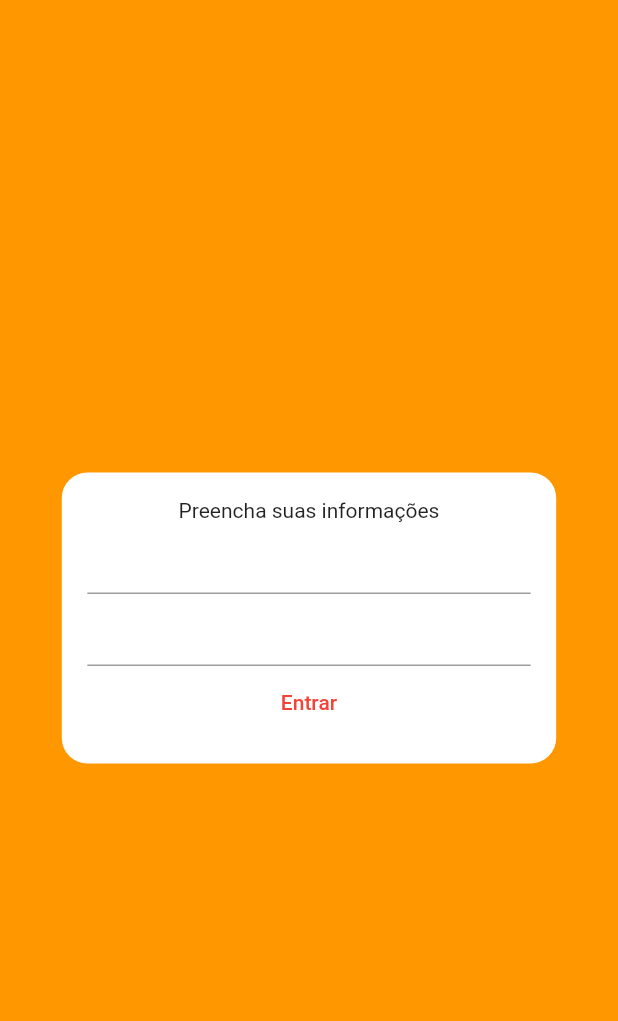
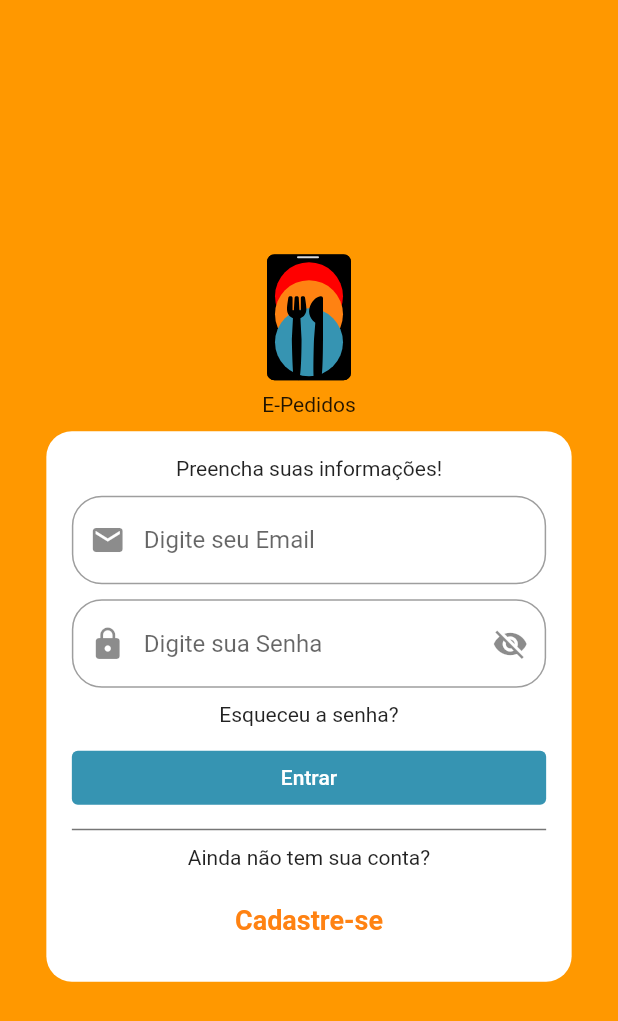
Before and after one commit to Reactweb23/e_pedidos, a Flutter app: the screen it shows after launch, on a phone screen of 412 x 824 dp. Shown: the top 1021 px of the screen. Run offline on Flutter 3.47's test engine with Material 2 defaults, Android fonts, the light colour scheme and no system bars; our stand-ins replace flutter_svg.

Commit message:
feat: created page login

```diff
--- a/lib/pages/login_page.dart
+++ b/lib/pages/login_page.dart
@@ -1,4 +1,5 @@
 import 'package:flutter/material.dart';
+import 'package:flutter_svg/flutter_svg.dart';
 
 class LoginPage extends StatefulWidget {
   const LoginPage({super.key});
@@ -8,6 +9,8 @@ class LoginPage extends StatefulWidget {
 }
 
 class _LoginPageState extends State<LoginPage> {
+  bool isObscureText = true;
+
   @override
   Widget build(BuildContext context) {
     return SafeArea(
@@ -16,28 +19,106 @@ class _LoginPageState extends State<LoginPage> {
             body: ConstrainedBox(
                 constraints: const BoxConstraints.expand(),
                 child: Column(
-              mainAxisAlignment: MainAxisAlignment.spaceEvenly,
+                    mainAxisAlignment: MainAxisAlignment.center,
                     crossAxisAlignment: CrossAxisAlignment.center,
                     children: [
+                      SvgPicture.asset("lib/assets/logo.svg"),
+                      const Text("E-Pedidos"),
+                      const SizedBox(
+                        height: 10,
+                      ),
                       Container(
-                  width: MediaQuery.of(context).size.width * 0.8,
+                        width: MediaQuery.of(context).size.width * 0.85,
                         padding: const EdgeInsets.all(17),
                         decoration: const BoxDecoration(
-                    borderRadius:  BorderRadius.all(Radius.circular(17)),
-                    color: Colors.white
-                  ),
+                            borderRadius: BorderRadius.all(Radius.circular(17)),
+                            color: Colors.white),
                         child: Column(
                           children: [
-                      const Text('Preencha suas informações'),
-                      const TextField(),
-                      const TextField(),
-                      TextButton(onPressed: () {}, child: const Text('Entrar'))
+                            const Text('Preencha suas informações!'),
+                            const SizedBox(
+                              height: 10,
+                            ),
+                            const TextField(
+                              decoration: InputDecoration(
+                                  hintText: 'Digite seu Email',
+                                  prefixIcon: Icon(Icons.email),
+                                  border: OutlineInputBorder(
+                                      borderRadius: BorderRadius.all(
+                                          Radius.circular(20)))),
+                            ),
+                            const SizedBox(
+                              height: 10,
+                            ),
+                            TextField(
+                              obscureText: isObscureText,
+                              decoration: InputDecoration(
+                                hintText: 'Digite sua Senha',
+                                prefixIcon: const Icon(Icons.lock),
+                                suffixIcon: InkWell(
+                                  child: Icon(isObscureText
+                                      ? Icons.visibility_off
+                                      : Icons.visibility),
+                                  onTap: () {
+                                    setState(() {
+                                      isObscureText = !isObscureText;
+                                    });
+                                  },
+                                ),
+                                border: const OutlineInputBorder(
+                                    borderRadius:
+                                        BorderRadius.all(Radius.circular(20))),
+                              ),
+                            ),
+                            const SizedBox(
+                              height: 10,
+                            ),
+                            const InkWell(
+                              child: Text('Esqueceu a senha?'),
+                            ),
+                            const SizedBox(
+                              height: 10,
+                            ),
+                            SizedBox(
+                              width: double.infinity,
+                              child: TextButton(
+                                onPressed: () {},
+                                style: ButtonStyle(
+                                    backgroundColor: MaterialStateProperty.all<
+                                            Color>(
+                                        const Color.fromRGBO(54, 148, 178, 1))),
+                                child: const Text(
+                                  'Entrar',
+                                  style: TextStyle(color: Colors.white),
+                                ),
+                              ),
+                            ),
+                            const SizedBox(
+                              height: 10,
+                            ),
+                            Container(
+                              width: MediaQuery.of(context).size.width,
+                              height: 1,
+                              color: const Color.fromRGBO(118, 118, 118, 1),
+                            ),
+                            const SizedBox(
+                              height: 10,
+                            ),
+                            const Text('Ainda não tem sua conta?'),
+                            const SizedBox(
+                              height: 10,
+                            ),
+                            TextButton(
+                                onPressed: () {},
+                                child: const Text('Cadastre-se',
+                                    style: TextStyle(
+                                        fontSize: 18,
+                                        fontWeight: FontWeight.bold,
+                                        color:
+                                            Color.fromRGBO(255, 130, 18, 1))))
                           ],
                         ),
                       ),
-              ]),
-        ),
-      ),
-    );
+                    ]))));
   }
 }
--- a/pubspec.yaml
+++ b/pubspec.yaml
@@ -55,8 +55,8 @@ dev_dependencies:
 # The following section is specific to Flutter packages.
 flutter:
   assets:
-  - lib/assets/backgroun.svg
-
+  - lib/assets/background.svg
+  - lib/assets/logo.svg
   uses-material-design: true
 
   # To add assets to your application, add an assets section, like this:
```
Also changed, not shown: lib/assets/background.svg (renamed from lib/assets/backgroun.svg), lib/assets/logo.svg (added). Lines whose indentation alone changed are shown as unchanged.
